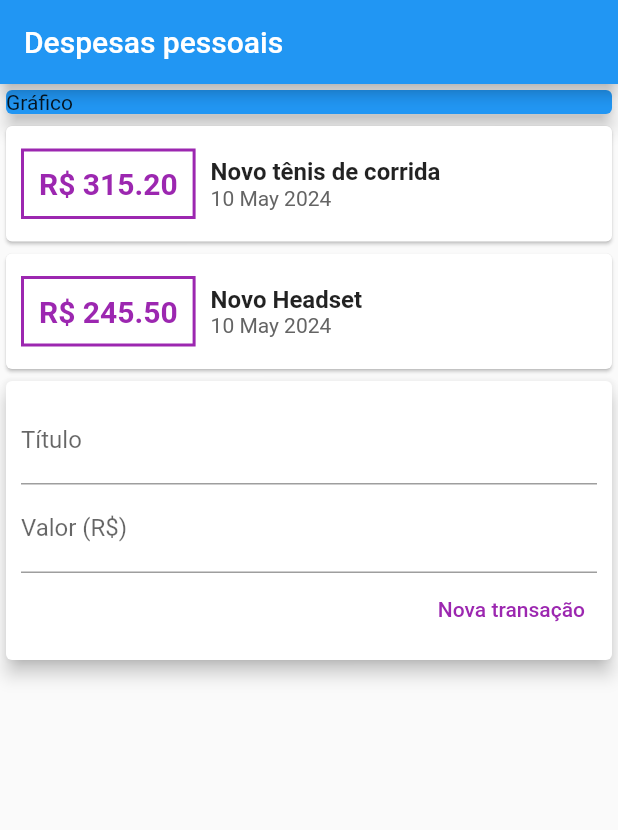
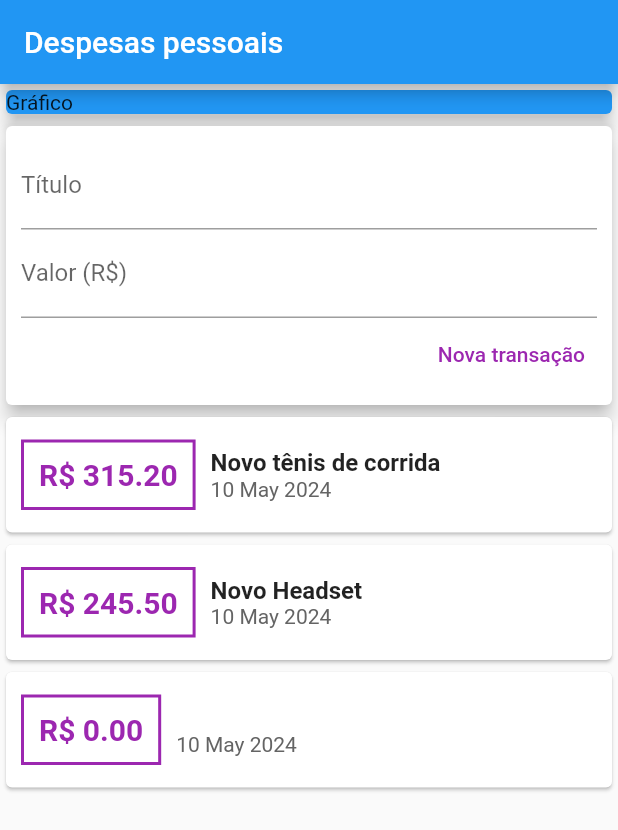
Before and after one commit to Rafa2266/expenses, a Flutter app: the screen it shows after launch, after a tap on "Nova transação", on a phone screen of 412 x 824 dp. Shown: the top 830 px of the screen. Run offline on Flutter 3.47's test engine with Material 2 defaults, Android fonts, the phone set to English and light mode, and no system bars.

Commit message:
scroll adicionado e form funcional

```diff
--- a/lib/components/transaction_form.dart
+++ b/lib/components/transaction_form.dart
@@ -4,7 +4,9 @@ class TransactionForm extends StatelessWidget {
   final titleController = TextEditingController();
   final valueController = TextEditingController();
 
-  TransactionForm({super.key});
+  final void Function(String, double) onSubmit;
+
+  TransactionForm({super.key, required this.onSubmit});
 
   @override
   Widget build(BuildContext context) {
@@ -27,8 +29,11 @@ class TransactionForm extends StatelessWidget {
               children: [
                 TextButton(
                     onPressed: () {
-                      print(titleController.text);
-                      print(valueController.text);
+                      final title = titleController.text;
+                      final value = double.tryParse(
+                              valueController.text.replaceAll(',', '.')) ??
+                          0;
+                      onSubmit(title, value);
                     },
                     style: TextButton.styleFrom(foregroundColor: Colors.purple),
                     child: const Text('Nova transação')),
--- a/lib/components/transaction_list.dart
+++ b/lib/components/transaction_list.dart
@@ -8,14 +8,18 @@ class TransactionList extends StatelessWidget {
 
   @override
   Widget build(BuildContext context) {
-    return Column(
+    return SizedBox(
+      height: 300,
+      child: SingleChildScrollView(
+        child: Column(
           children: _transactions.map((t) {
             var valuePrice = t.value.toStringAsFixed(2);
             return Card(
                 child: Row(
               children: <Widget>[
                 Container(
-              margin: const EdgeInsets.symmetric(vertical: 15, horizontal: 10),
+                  margin:
+                      const EdgeInsets.symmetric(vertical: 15, horizontal: 10),
                   decoration: BoxDecoration(
                       border: Border.all(color: Colors.purple, width: 2)),
                   padding: const EdgeInsets.all(10),
@@ -47,6 +51,8 @@ class TransactionList extends StatelessWidget {
               ],
             ));
           }).toList(),
+        ),
+      ),
     );
   }
 }
--- a/lib/components/transaction_user.dart
+++ b/lib/components/transaction_user.dart
@@ -1,3 +1,5 @@
+import 'dart:math';
+
 import 'package:expenses/components/transaction_form.dart';
 import 'package:expenses/components/transaction_list.dart';
 import 'package:expenses/models/transaction.dart';
@@ -20,10 +22,25 @@ class _TransactionUserState extends State<TransactionUser> {
         id: 't2', title: 'Novo Headset', value: 245.50, date: DateTime.now())
   ];
 
+  _addTransaction(String title, double value) {
+    final newTransaction = Transaction(
+        id: Random().nextDouble().toString(),
+        title: title,
+        value: value,
+        date: DateTime.now());
+
+    setState(() {
+      _transactions.add(newTransaction);
+    });
+  }
+
   @override
   Widget build(BuildContext context) {
     return Column(
-      children: <Widget>[TransactionList(_transactions), TransactionForm()],
+      children: <Widget>[
+        TransactionForm(onSubmit: _addTransaction),
+        TransactionList(_transactions)
+      ],
     );
   }
 }
--- a/lib/main.dart
+++ b/lib/main.dart
@@ -21,7 +21,8 @@ class MyHomePage extends StatelessWidget {
   Widget build(BuildContext context) {
     return Scaffold(
         appBar: AppBar(title: const Text("Despesas pessoais")),
-        body: Column(
+        body: SingleChildScrollView(
+          child: Column(
             crossAxisAlignment: CrossAxisAlignment.stretch,
             children: const <Widget>[
               SizedBox(
@@ -30,6 +31,7 @@ class MyHomePage extends StatelessWidget {
               ),
               TransactionUser()
             ],
+          ),
         ));
   }
 }
```
Lines whose indentation alone changed are shown as unchanged.
